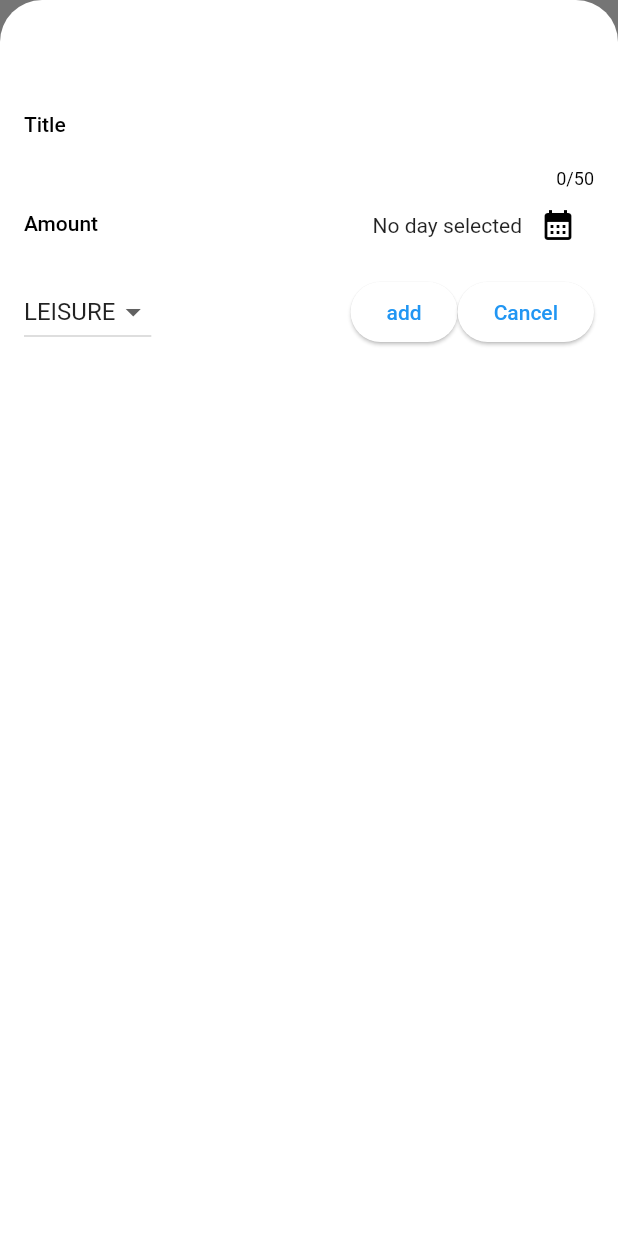
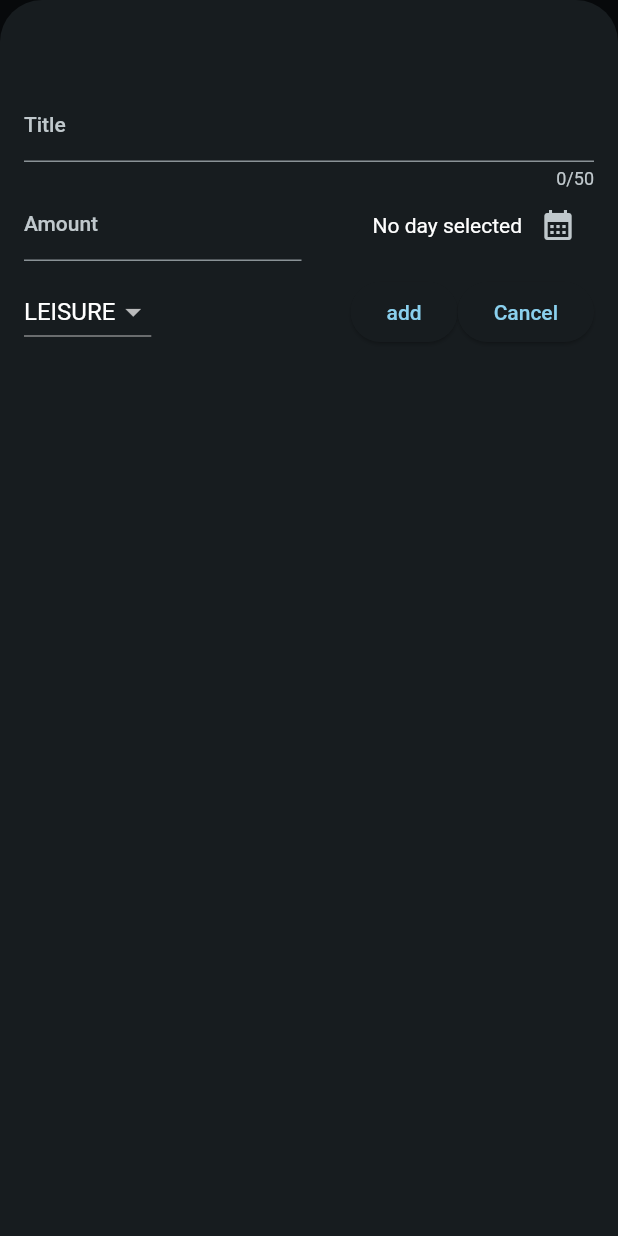
Before and after one commit to Bilal-klf/Budget, a Flutter app: the screen it shows after launch, after a tap on the "add" icon, on a phone screen of 412 x 824 dp. Run offline on Flutter 3.47's test engine with Material 2 defaults, Android fonts, the phone set to English and light mode, and no system bars; our stand-ins replace google_fonts.

Commit message:
worked on front and added dark mode

```diff
--- a/lib/expance_item.dart
+++ b/lib/expance_item.dart
@@ -12,8 +12,8 @@ class ExpanceItem extends StatelessWidget {
     return Card(
       child: Padding(
           padding: const EdgeInsets.symmetric(horizontal: 20, vertical: 16),
-          child: Column(children: [
-            Text(expance.title),
+          child: Column(crossAxisAlignment : CrossAxisAlignment.start, children: [
+            Text(expance.title, style: Theme.of(context).textTheme.titleLarge),
             const SizedBox(height: 4),
             Row(
               children: [
--- a/lib/expances.dart
+++ b/lib/expances.dart
@@ -135,8 +135,7 @@ class _ExpancesState extends State<Expances> {
       body: Column(children: [
         Text(
           "My list",
-          style: GoogleFonts.lato(
-              color: Colors.black, fontSize: 18, fontWeight: FontWeight.bold),
+          style: Theme.of(context).textTheme.titleLarge ,
         ),
         Expanded(
           child: mainContent,
--- a/lib/expances_list.dart
+++ b/lib/expances_list.dart
@@ -14,7 +14,7 @@ class ExpancesList extends StatelessWidget {
     return ListView.builder(
       itemCount: expances.length,
       itemBuilder: (context, index) => Dismissible(
-        background: Container(color: Colors.red),
+        background: Container(color: Theme.of(context).colorScheme.error,margin: EdgeInsets.symmetric(horizontal: Theme.of(context).cardTheme.margin!.horizontal)),
         onDismissed: (direction) {
           onRemoveExpance(expances[index]);
         },
--- a/lib/main.dart
+++ b/lib/main.dart
@@ -1,10 +1,53 @@
 import 'package:MyBudget/expances.dart';
 import 'package:flutter/material.dart';
+import 'package:google_fonts/google_fonts.dart';
+
+var kColorScheme =
+    ColorScheme.fromSeed(seedColor: const Color.fromARGB(255, 37, 37, 51));
+
+var kDarkColorSheme = ColorScheme.fromSeed(
+    brightness: Brightness.dark,
+    seedColor: const Color.fromARGB(255, 5, 99, 125));
 
 void main() {
   runApp(
     MaterialApp(
-      theme: ThemeData().copyWith(useMaterial3: true),
+      darkTheme: ThemeData.dark().copyWith(
+        useMaterial3: true,
+        colorScheme: kDarkColorSheme,
+        cardTheme: const CardTheme().copyWith(
+          color: kDarkColorSheme.secondaryContainer,
+          margin: const EdgeInsets.symmetric(horizontal: 12, vertical: 8),
+        ),
+      ),
+      theme: ThemeData().copyWith(
+        useMaterial3: true,
+        colorScheme: kColorScheme,
+        appBarTheme: const AppBarTheme().copyWith(
+          backgroundColor: kColorScheme.onPrimaryContainer,
+          foregroundColor: kColorScheme.primaryContainer,
+        ),
+        cardTheme: const CardTheme().copyWith(
+          color: kColorScheme.secondaryContainer,
+          margin: const EdgeInsets.symmetric(horizontal: 12, vertical: 8),
+        ),
+        elevatedButtonTheme: ElevatedButtonThemeData(
+          style: ElevatedButton.styleFrom(
+              foregroundColor: kColorScheme.onPrimaryContainer,
+              backgroundColor: kColorScheme.primaryContainer),
+        ),
+        textTheme: ThemeData().textTheme.copyWith(
+              bodyMedium: TextStyle(
+                  color: kColorScheme.onSecondaryContainer,
+                  fontSize: 15,
+                  fontWeight: FontWeight.normal), // text inside the cards
+              titleLarge: TextStyle(
+                  fontSize: 18,
+                  fontWeight: FontWeight.bold,
+                  color: kColorScheme.onSecondaryContainer),
+            ),
+      ),
+      themeMode: ThemeMode.dark,
       home: const Expances(),
     ),
   );
```
